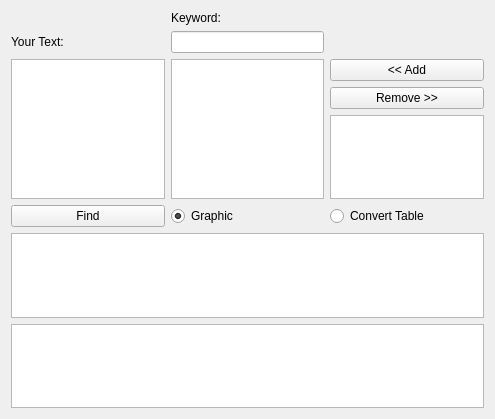
Before: the Qt Designer form mainwindow.ui in IdeasStorm/Automata-Project, drawn with Qt 5.
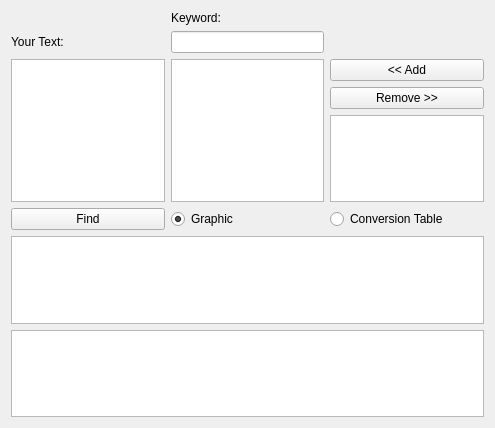
After: the same form once the commit is applied. Custom widgets are drawn as their Qt base class.

Commit message: added create table logic

Patch:
```diff
--- a/mainwindow.ui
+++ b/mainwindow.ui
@@ -7,7 +7,7 @@
     <x>0</x>
     <y>0</y>
     <width>495</width>
-    <height>419</height>
+    <height>428</height>
    </rect>
   </property>
   <property name="windowTitle">
@@ -90,16 +90,12 @@
     <item row="5" column="3">
      <widget class="QRadioButton" name="radioButton_2">
       <property name="text">
-       <string>Convert Table</string>
+       <string>Conversion Table</string>
       </property>
      </widget>
     </item>
     <item row="8" column="0" colspan="4">
-     <widget class="QTableView" name="tableView">
-      <property name="acceptDrops">
-       <bool>false</bool>
-      </property>
-     </widget>
+     <widget class="QTableWidget" name="tableWidget"/>
     </item>
    </layout>
   </widget>
```
The commit also changes 2 other files.
